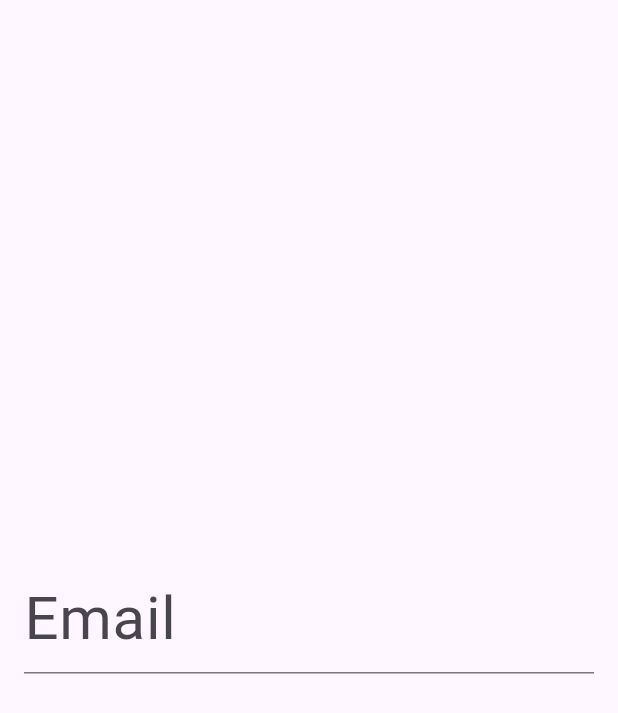
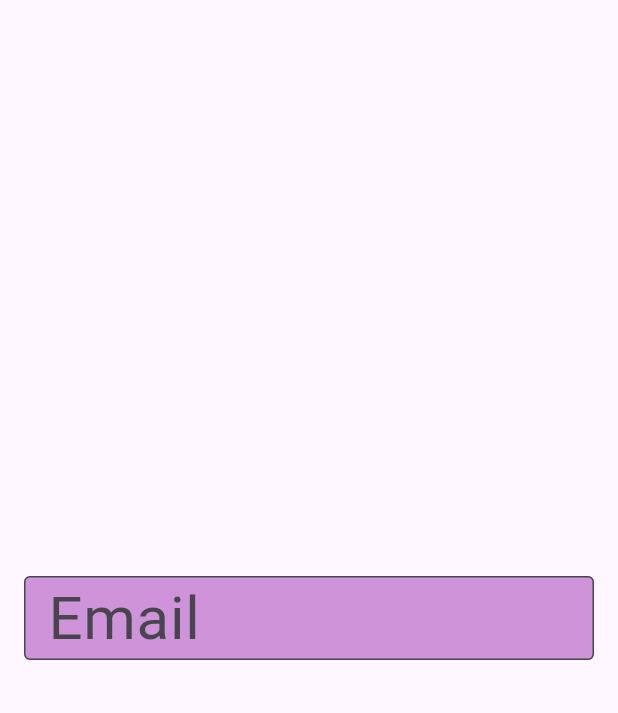
Before and after one commit to MateusTeus/todo_list, a Flutter app: the screen it shows after launch, on a phone screen of 412 x 824 dp. Shown: the top 713 px of the screen. Run offline on Flutter 3.47's test engine with Material 3 defaults, Android fonts, the phone set to English and light mode, and no system bars.

Commit message:
feature(screen): working with text fields

```diff
--- a/lib/pages/todo_list_page.dart
+++ b/lib/pages/todo_list_page.dart
@@ -14,12 +14,17 @@ class TodoListPage extends StatelessWidget {
             decoration: InputDecoration(
               labelText: 'Email',
               hintText: 'exemplo@exemplo.com',
-              //border: OutlineInputBorder()
+              border: OutlineInputBorder(),
               errorText: null,
               prefixText: 'R\$ ',
               suffixText: 'cm',
+              filled: true,
+              fillColor: Colors.purple.shade200,
+              hintStyle: TextStyle(
+                color: Colors.black,
+              ),
               labelStyle: TextStyle(
-                fontSize: 40
+                fontSize: 40,
               )
             ),
             //obscureText: true,
```
